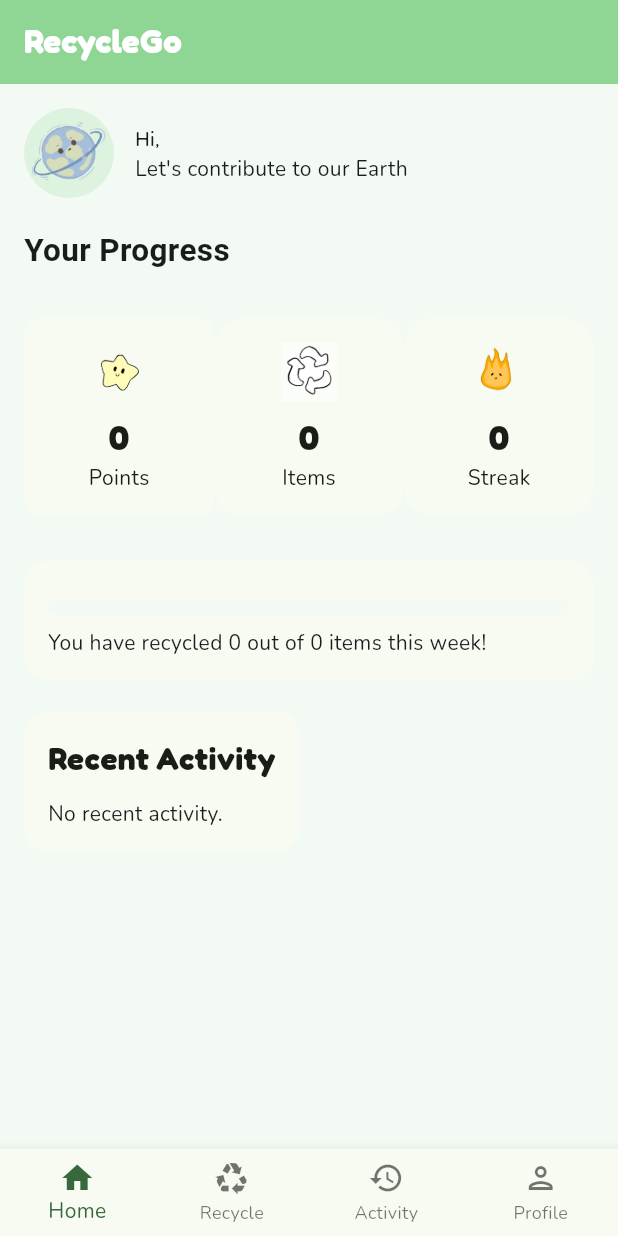
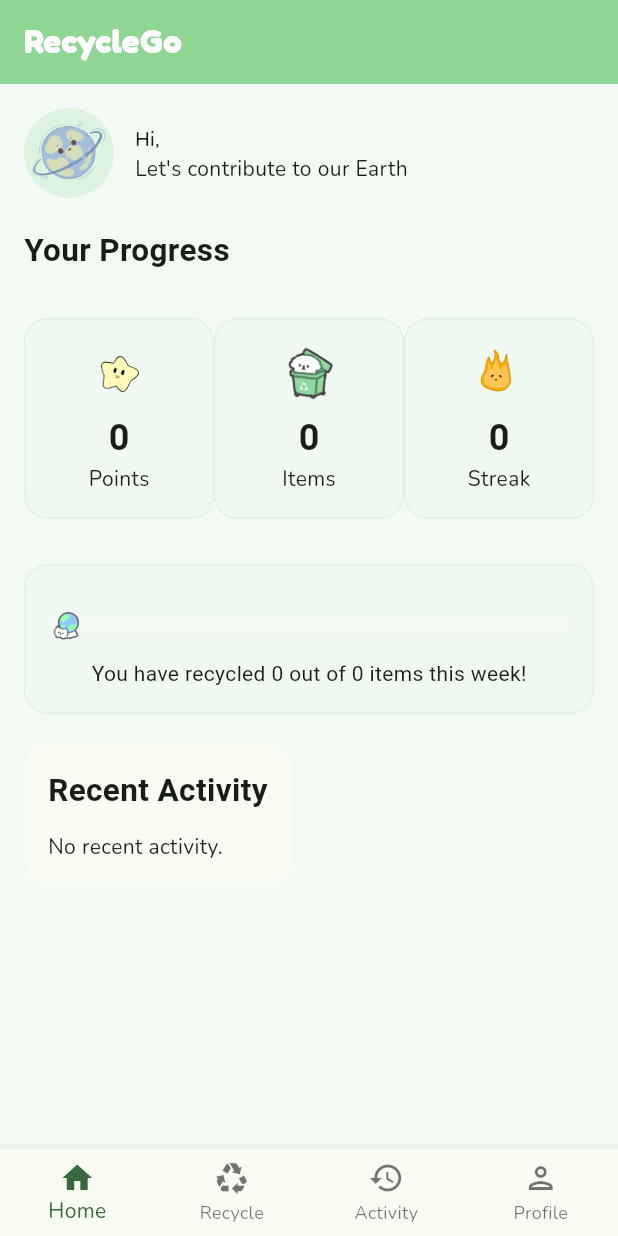
Before and after one commit to Nia-may/RecycleGo_App, a Flutter app: the HomePage screen opened directly with empty values, on a phone screen of 412 x 824 dp. Run offline on Flutter 3.47's test engine with Material 3 defaults, Android fonts, the phone set to English and light mode, and no system bars; our stand-ins replace fl_chart, google_fonts, hive_ce, hive_ce_flutter, image_picker, shared_preferences and 1 more; accounts and stored records are empty; Roboto replaces fonts that are missing (Handlee, Schoolbell).

Commit message:
Updating Home page UI

```diff
--- a/lib/screens/home_page.dart
+++ b/lib/screens/home_page.dart
@@ -246,8 +246,12 @@ int calculateStreak(List<RecyclingActivity> activities){
                 child: Container(
                   padding: const EdgeInsets.all(16),
                   decoration: BoxDecoration(
-                    borderRadius: BorderRadius.circular(12),
-                    color: Theme.of(context).cardColor,
+                    borderRadius: BorderRadius.circular(16),
+                    color: AppColors.softGreen.withOpacity(0.12),
+                    border: Border.all(
+                      color: AppColors.softGreen,
+                      width: 1,
+                    ),
                   ),
                   child: Column(children: [
                     Image.asset(
@@ -260,7 +264,7 @@ int calculateStreak(List<RecyclingActivity> activities){
                     const SizedBox(height: 6),
 
                     Text('$totalPoints',
-                    style: GoogleFonts.fredoka(
+                    style: GoogleFonts.schoolbell(
                       fontSize: 24,
                       fontWeight: FontWeight.bold,
                       color: Theme.of(context).colorScheme.onSurface,
@@ -278,12 +282,16 @@ int calculateStreak(List<RecyclingActivity> activities){
                 child: Container(
                   padding: const EdgeInsets.all(16),
                   decoration: BoxDecoration(
-                    borderRadius: BorderRadius.circular(20),
-                    color: Theme.of(context).cardColor,
+                    borderRadius: BorderRadius.circular(16),
+                    color: AppColors.softGreen.withOpacity(0.12),
+                    border: Border.all(
+                      color: AppColors.softGreen,
+                      width: 1,
+                    ),
                   ),
                   child: Column(children: [
                     Image.asset(
-                      'lib/assets/recycleTrans.png',
+                      'lib/assets/DogBin.png',
                       width: 40,
                       height: 40,
                       fit: BoxFit.contain,
@@ -292,7 +300,7 @@ int calculateStreak(List<RecyclingActivity> activities){
                     const SizedBox(height: 6),
 
                     Text('$totalItems',
-                    style: GoogleFonts.fredoka(
+                    style: GoogleFonts.schoolbell(
                       fontSize: 24,
                       fontWeight: FontWeight.bold,
                       color: Theme.of(context).colorScheme.onSurface,
@@ -309,8 +317,12 @@ int calculateStreak(List<RecyclingActivity> activities){
                 child: Container(
                   padding: const EdgeInsets.all(16),
                   decoration: BoxDecoration(
-                    borderRadius: BorderRadius.circular(20),
-                    color: Theme.of(context).cardColor,
+                    borderRadius: BorderRadius.circular(16),
+                    color: AppColors.softGreen.withOpacity(0.12),
+                    border: Border.all(
+                      color: AppColors.softGreen,
+                      width: 1,
+                    ),
                   ),
                   child: Column(children: [
                     Image.asset(
@@ -322,7 +334,7 @@ int calculateStreak(List<RecyclingActivity> activities){
 
                     const SizedBox(height: 6),
 
-                    Text('$streak', style: GoogleFonts.fredoka(
+                    Text('$streak', style: GoogleFonts.schoolbell(
                       fontSize: 24,
                       fontWeight: FontWeight.bold,
                       color: Theme.of(context).colorScheme.onSurface,
@@ -343,7 +355,11 @@ int calculateStreak(List<RecyclingActivity> activities){
           padding: const EdgeInsets.all(16),
           decoration: BoxDecoration(
                     borderRadius: BorderRadius.circular(16),
-            color: Theme.of(context).cardColor,
+                    color: AppColors.softGreen.withOpacity(0.12),
+                    border: Border.all(
+                      color: AppColors.softGreen,
+                      width: 1,
+                    ),
           ),
           child: Column(
             crossAxisAlignment: CrossAxisAlignment.start,
@@ -351,19 +367,58 @@ int calculateStreak(List<RecyclingActivity> activities){
 
                const SizedBox(height: 10),
 
-                ClipRRect(
+              LayoutBuilder(
+                builder: (context, constraints){
+                  final progress = weeklyGoal == 0
+                    ? 0.0
+                    : (weeklyItems/weeklyGoal).clamp(0.0, 1.0);
+
+                  // ignore: unnecessary_nullable_for_final_variable_declarations
+                  const double iconSize= 24;
+
+                  final iconPosition=
+                    progress * (constraints.maxWidth - iconSize);
+
+                  return SizedBox(
+                    height: 28,
+                    child: Stack(
+                      alignment: Alignment.centerLeft,
+                      children: [
+                        Positioned(
+                          left: 0,
+                          right: 0,
+                          top: 9,
+                          child: ClipRRect(
                             borderRadius: BorderRadius.circular(10),
                             child: LinearProgressIndicator(
-                    value: weeklyGoal == 0 ? 0
-                      :(weeklyItems/weeklyGoal).clamp(0.0, 1.0),
+                              value: progress,
                               minHeight: 10,
                               backgroundColor: Theme.of(context).scaffoldBackgroundColor,
-                    valueColor: const AlwaysStoppedAnimation<Color>(AppColors.primary),),
+                              valueColor: const AlwaysStoppedAnimation<Color>(
+                                AppColors.primary,
+                              ),
+                            ),
+                          ),
                         ),
 
+                        Positioned(left: iconPosition,
+                        top: 2,
+                        child: Image.asset('lib/assets/catEarth.png', width: iconSize, height: iconSize,
+                        ),
+                        ),
+                      ],
+                    ),
+                  );
+                },),
+
                 const SizedBox(height: 8),
-
-                Text('You have recycled $weeklyItems out of $weeklyGoal items this week!',
+                Center(
+                child: Text('You have recycled $weeklyItems out of $weeklyGoal items this week!',
+                style: GoogleFonts.handlee(
+                      fontSize: 14,
+                      color: Theme.of(context).colorScheme.onSurface,
+                ),
+              ),
                 ),
             ],
           ),
@@ -382,7 +437,7 @@ int calculateStreak(List<RecyclingActivity> activities){
             children: [
               Text(
                 'Recent Activity',
-                style: GoogleFonts.fredoka(
+                style: GoogleFonts.gochiHand(
                 fontSize: 21,
                 fontWeight: FontWeight.bold,
                 color: Theme.of(context).colorScheme.onSurface,
```
Also changed, not shown: lib/assets/catEarth.png. Lines whose indentation alone changed are shown as unchanged.
